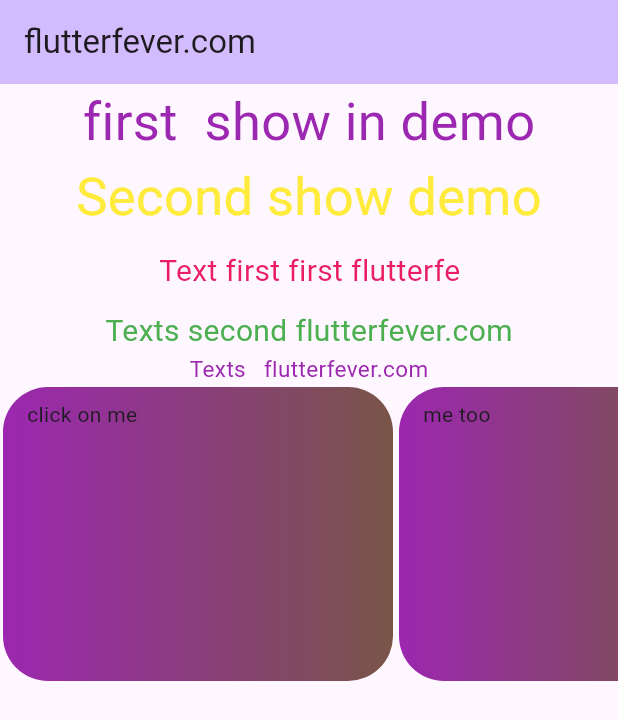
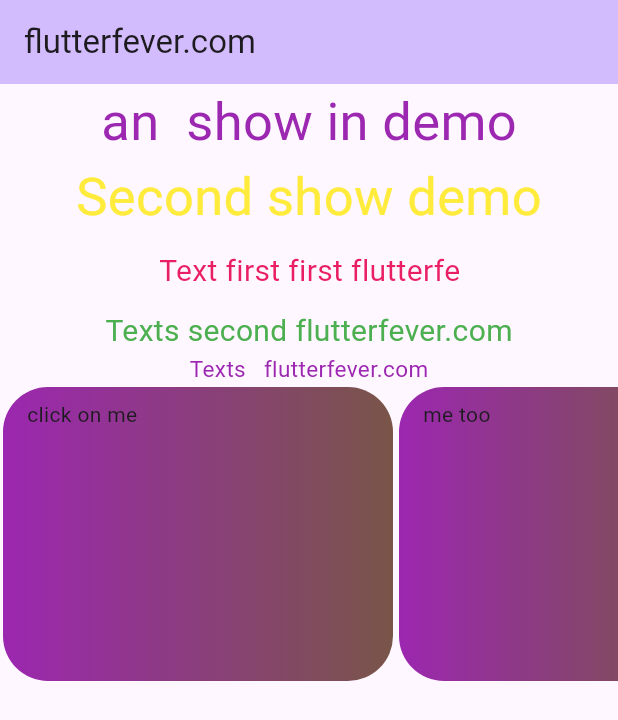
Before and after one commit to coderbaba0/showup_delayanimation, a Flutter app: the screen it shows after launch, on a phone screen of 412 x 824 dp. Shown: the top 720 px of the screen. Run offline on Flutter 3.47's test engine with Material 2 defaults, Android fonts, the light colour scheme and no system bars.

```diff
--- a/lib/main.dart
+++ b/lib/main.dart
@@ -44,7 +44,7 @@
             //Note that this "ShowUp" widgets can animate anything, not just texts.
             // loading delay animation
             ShowUp(
-              child: Text("first  show in demo",style: TextStyle(color: Colors.purple,fontSize: 35)),
+              child: Text("an  show in demo",style: TextStyle(color: Colors.purple,fontSize: 35)),
               delay: delayAmount,
             ),
             ShowUp(
```
